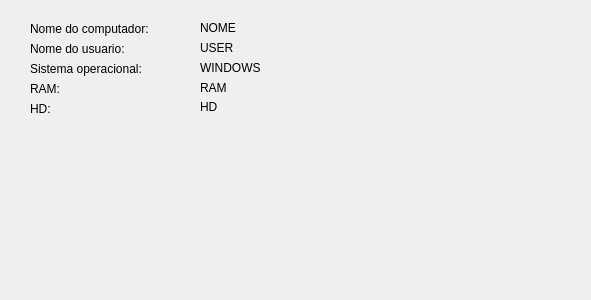
First picture: the form in info.ui, repository rafinha-pk/pktools, before the edit.
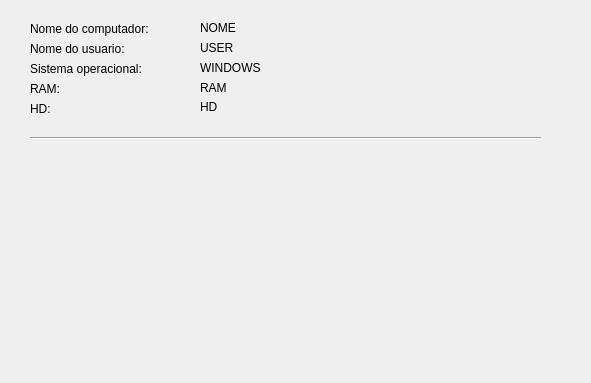
Second picture: the form after the edit.

```diff
--- a/info.ui
+++ b/info.ui
@@ -7,7 +7,7 @@
     <x>0</x>
     <y>0</y>
     <width>591</width>
-    <height>300</height>
+    <height>383</height>
    </rect>
   </property>
   <property name="windowTitle">
@@ -194,6 +194,19 @@
     <set>Qt::LinksAccessibleByMouse|Qt::TextSelectableByKeyboard|Qt::TextSelectableByMouse</set>
    </property>
   </widget>
+  <widget class="Line" name="line">
+   <property name="geometry">
+    <rect>
+     <x>30</x>
+     <y>130</y>
+     <width>511</width>
+     <height>16</height>
+    </rect>
+   </property>
+   <property name="orientation">
+    <enum>Qt::Horizontal</enum>
+   </property>
+  </widget>
  </widget>
  <resources/>
  <connections/>
```
